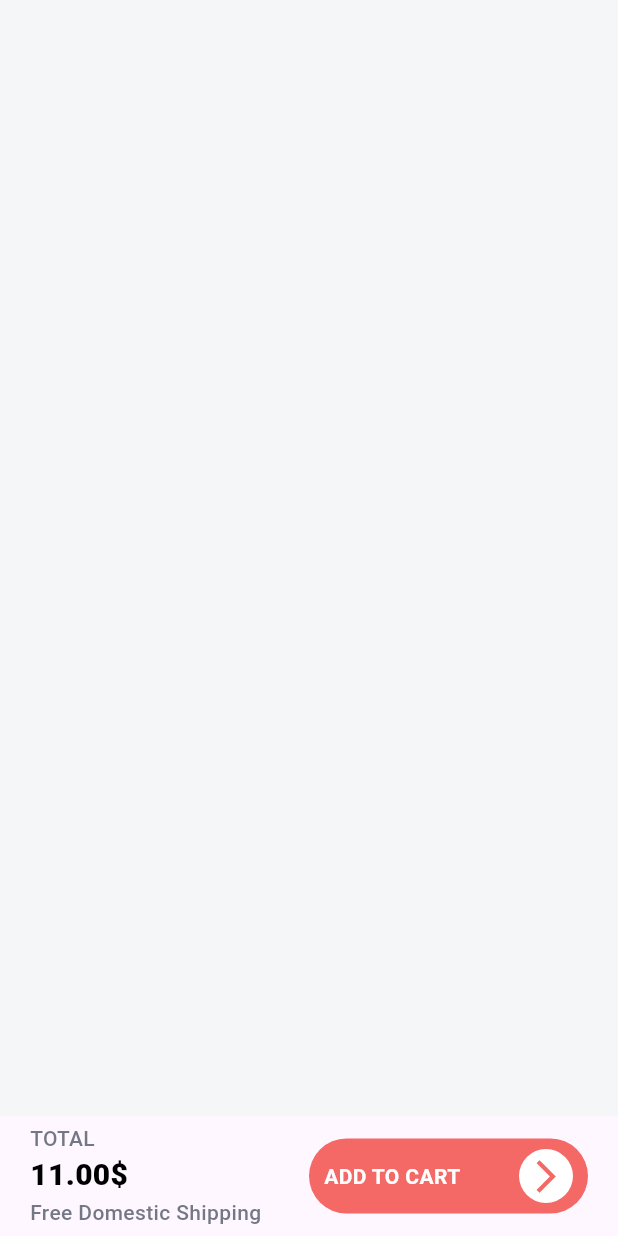
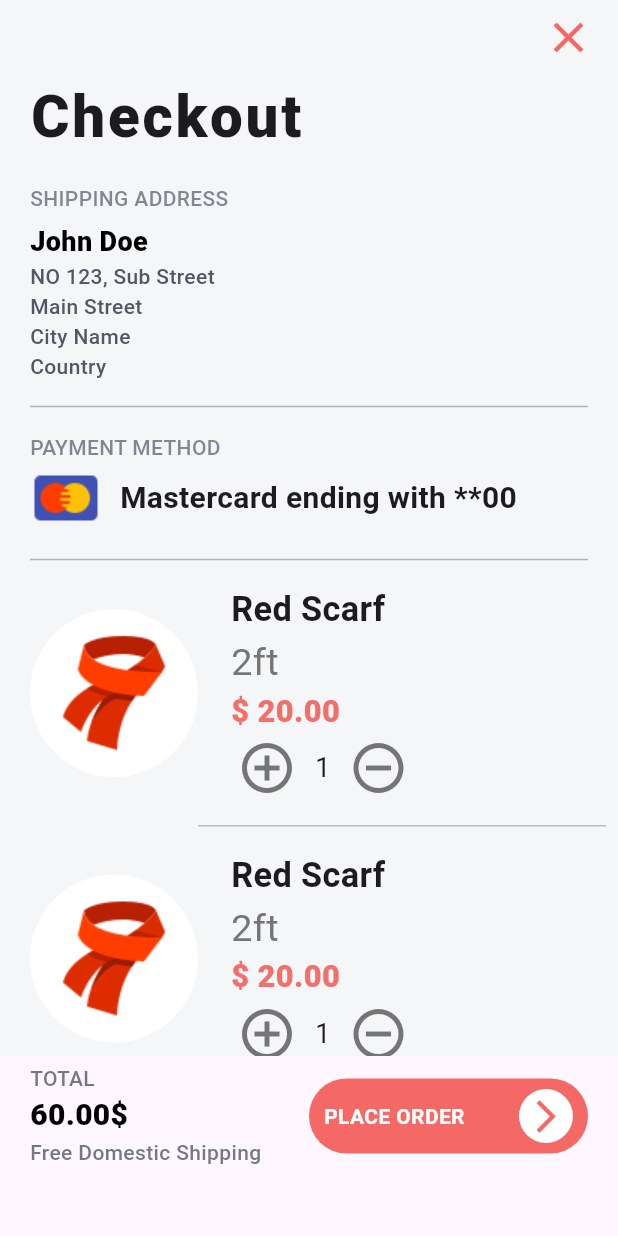
Before and after one commit to youssefhedefa/e_commerce, a Flutter app: the CheckOutView screen opened by its route, on a phone screen of 412 x 824 dp. Run offline on Flutter 3.47's test engine with Material 2 defaults, Android fonts, the phone set to English and light mode, and no system bars; our stand-ins replace bloc, dartz, firebase_auth, firebase_core, flutter_bloc, flutter_rating_bar and 3 more; accounts and stored records are empty.

Commit message:
complete check out view

```diff
--- a/lib/core/utils/my_assets.dart
+++ b/lib/core/utils/my_assets.dart
@@ -15,5 +15,6 @@ class MyAssets{
   static String shoes = 'assets/images/shoes.png';
   static String profileImage = 'assets/images/profile_image.jpg';
   static String tShirt = 'assets/images/t_shirt.png';
+  static String mastercard = 'assets/images/mastercard.png';
 
 }
--- a/lib/features/cart/presentation/views/checkOut/check_out_view.dart
+++ b/lib/features/cart/presentation/views/checkOut/check_out_view.dart
@@ -1,6 +1,10 @@
 import 'package:e_commerce/core/utils/mobile_dimensions.dart';
+import 'package:e_commerce/core/utils/my_assets.dart';
+import 'package:e_commerce/features/cart/presentation/views/checkOut/widgets/check_out_label.dart';
+import 'package:e_commerce/features/cart/presentation/views/widgets/custom_cart_list.dart';
+import 'package:e_commerce/features/home/presentation/views/widgets/custom_label.dart';
 import 'package:flutter/material.dart';
-
+import 'widgets/check_out_address.dart';
 import 'widgets/check_out_footer.dart';
 
 class CheckOutView extends StatelessWidget {
@@ -9,15 +13,92 @@ class CheckOutView extends StatelessWidget {
   @override
   Widget build(BuildContext context) {
     return Scaffold(
-      body: Column(
-        children: [
-          Container(
-            height: MobileDimensions.getHeight(context) - 80,
-            color: const Color.fromRGBO(245, 246, 248, 1),
-          ),
-          const CheckOutFooter(),
-        ],
+      body: SafeArea(
+        child: Column(
+          crossAxisAlignment: CrossAxisAlignment.start,
+          children: [
+            Container(
+              height: MobileDimensions.getHeight(context) - 120,
+              width: MobileDimensions.getWidth(context),
+              decoration: const BoxDecoration(
+                color: Color.fromRGBO(245, 246, 248, 1),
+              ),
+              child: Padding(
+                padding: const EdgeInsets.only(right: 8.0, left: 20),
+                child: Column(
+                  crossAxisAlignment: CrossAxisAlignment.start,
+                  children: [
+                    Align(
+                      alignment: Alignment.topRight,
+                      child: IconButton(
+                        onPressed: () {
+                          Navigator.pop(context);
+                        },
+                        icon: const Icon(
+                          Icons.close,
+                          size: 34,
+                          color: Color.fromRGBO(243, 104, 100, 1),
+                        ),
+                      ),
+                    ),
+                    const CustomLabel(label: 'Checkout'),
+                    const SizedBox(height: 16,),
+                    const CheckOutLabel(text: 'SHIPPING ADDRESS'),
+                    const SizedBox(height: 6,),
+                    const Text(
+                      'John Doe ',
+                      style: TextStyle(
+                        color: Colors.black,
+                        fontWeight: FontWeight.w800,
+                        fontSize: 18,
+                      ),
+                    ),
+                    const CheckOutAddress(),
+                    const SizedBox(height: 16,),
+                    const CheckOutDivider(),
+                    const SizedBox(height: 16,),
+                    const CheckOutLabel(text: 'PAYMENT METHOD'),
+                    Row(
+                      children: [
+                        Image(
+                          image: AssetImage(
+                            MyAssets.mastercard,
+                          ),
+                        ),
+                        const Flexible(child: SizedBox(width: 12,),),
+                        const Text(
+                          'Mastercard ending with **00 ',
+                          style: TextStyle(
+                              fontWeight: FontWeight.w700, fontSize: 20),
+                        ),
+                      ],
+                    ),
+                    const SizedBox(height: 16,),
+                    const CheckOutDivider(),
+                    const CustomCartList(),
+                  ],
+                ),
+              ),
+            ),
+            const CheckOutFooter(),
+          ],
+        ),
       ),
     );
   }
 }
+class CheckOutDivider extends StatelessWidget {
+  const CheckOutDivider({Key? key}) : super(key: key);
+
+  @override
+  Widget build(BuildContext context) {
+    return const Center(
+      child: Divider(
+        color: Color.fromRGBO(175, 178, 185, 1),
+        height: 2,
+        endIndent: 12,
+      ),
+    );
+
+  }
+}
--- /dev/null
+++ b/lib/features/cart/presentation/views/checkOut/widgets/check_out_address.dart
@@ -0,0 +1,42 @@
+import 'package:flutter/material.dart';
+
+class CheckOutAddress extends StatelessWidget {
+  const CheckOutAddress({Key? key}) : super(key: key);
+
+  @override
+  Widget build(BuildContext context) {
+    return const Column(
+      crossAxisAlignment: CrossAxisAlignment.start,
+      children: [
+        Text(
+          'NO 123, Sub Street ',
+          style: TextStyle(
+            color: Color.fromRGBO(81, 87, 101, 1),
+            fontWeight: FontWeight.w500,
+          ),
+        ),
+        Text(
+          'Main Street ',
+          style: TextStyle(
+            color: Color.fromRGBO(81, 87, 101, 1),
+            fontWeight: FontWeight.w500,
+          ),
+        ),
+        Text(
+          'City Name ',
+          style: TextStyle(
+            color: Color.fromRGBO(81, 87, 101, 1),
+            fontWeight: FontWeight.w500,
+          ),
+        ),
+        Text(
+          'Country ',
+          style: TextStyle(
+            color: Color.fromRGBO(81, 87, 101, 1),
+            fontWeight: FontWeight.w500,
+          ),
+        ),
+      ],
+    );
+  }
+}
--- a/lib/features/cart/presentation/views/checkOut/widgets/check_out_footer.dart
+++ b/lib/features/cart/presentation/views/checkOut/widgets/check_out_footer.dart
@@ -31,7 +31,7 @@ class CheckOutFooter extends StatelessWidget {
                     ),
                   ),
                   Text(
-                    '11.00\$',
+                    '60.00\$',
                     style: TextStyle(
                       color: Colors.black,
                       fontWeight: FontWeight.w800,
@@ -54,7 +54,7 @@ class CheckOutFooter extends StatelessWidget {
                 buttonBackGround: Color.fromRGBO(244, 104, 102, 1),
                 textColor: Colors.white,
                 iconBackGround: Colors.white,
-                buttonText: 'ADD TO CART',
+                buttonText: 'PLACE ORDER',
                 icon: Icon(
                   Icons.arrow_forward_ios_outlined,
                   color: Color.fromRGBO(244, 104, 102, 1),
--- /dev/null
+++ b/lib/features/cart/presentation/views/checkOut/widgets/check_out_label.dart
@@ -0,0 +1,18 @@
+import 'package:flutter/material.dart';
+
+class CheckOutLabel extends StatelessWidget {
+  const CheckOutLabel({Key? key, required this.text}) : super(key: key);
+
+  final String text;
+
+  @override
+  Widget build(BuildContext context) {
+    return  Text(
+      text,
+      style: const TextStyle(
+        color: Color.fromRGBO(81, 87, 101, 0.7),
+        fontWeight: FontWeight.w500,
+      ),
+    );
+  }
+}
```
Also changed, not shown: assets/images/mastercard.png (added).
